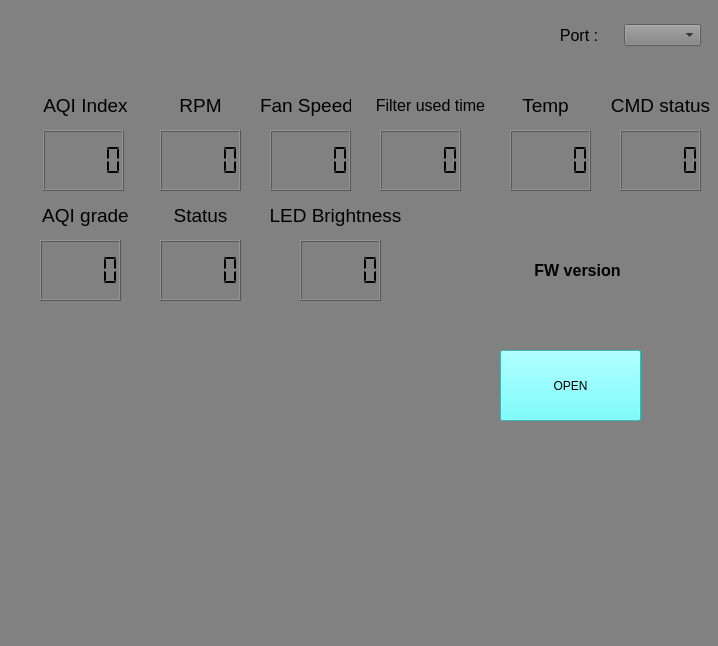
idealdove/HelloTool, file interface.ui: the form before one commit.
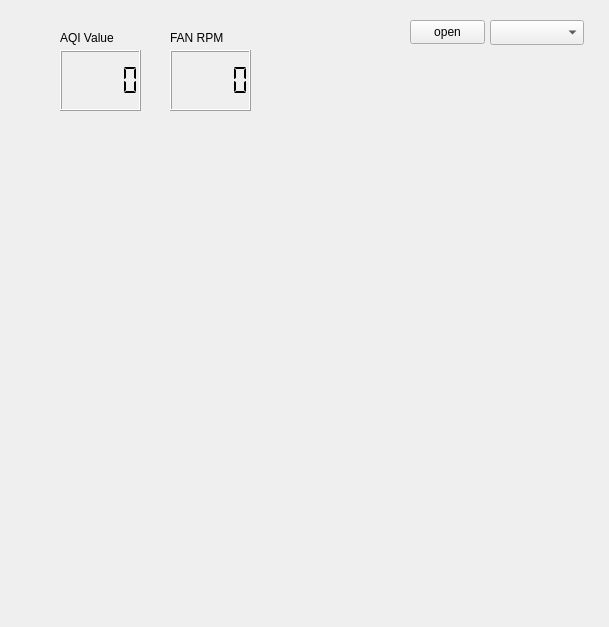
The form after the commit. Custom widgets are drawn as their Qt base class.

Commit message: graph for AQI value, RPM

The edit to the form file:
```diff
--- a/interface.ui
+++ b/interface.ui
@@ -6,665 +6,65 @@
    <rect>
     <x>0</x>
     <y>0</y>
-    <width>718</width>
-    <height>646</height>
+    <width>609</width>
+    <height>627</height>
    </rect>
   </property>
-  <property name="palette">
-   <palette>
-    <active>
-     <colorrole role="WindowText">
-      <brush brushstyle="SolidPattern">
-       <color alpha="255">
-        <red>255</red>
-        <green>255</green>
-        <blue>255</blue>
-       </color>
-      </brush>
-     </colorrole>
-     <colorrole role="Button">
-      <brush brushstyle="SolidPattern">
-       <color alpha="255">
-        <red>129</red>
-        <green>129</green>
-        <blue>129</blue>
-       </color>
-      </brush>
-     </colorrole>
-     <colorrole role="Light">
-      <brush brushstyle="SolidPattern">
-       <color alpha="255">
-        <red>0</red>
-        <green>0</green>
-        <blue>0</blue>
-       </color>
-      </brush>
-     </colorrole>
-     <colorrole role="Midlight">
-      <brush brushstyle="SolidPattern">
-       <color alpha="255">
-        <red>0</red>
-        <green>0</green>
-        <blue>0</blue>
-       </color>
-      </brush>
-     </colorrole>
-     <colorrole role="Dark">
-      <brush brushstyle="SolidPattern">
-       <color alpha="255">
-        <red>0</red>
-        <green>0</green>
-        <blue>0</blue>
-       </color>
-      </brush>
-     </colorrole>
-     <colorrole role="Mid">
-      <brush brushstyle="SolidPattern">
-       <color alpha="255">
-        <red>0</red>
-        <green>0</green>
-        <blue>0</blue>
-       </color>
-      </brush>
-     </colorrole>
-     <colorrole role="Text">
-      <brush brushstyle="SolidPattern">
-       <color alpha="255">
-        <red>255</red>
-        <green>255</green>
-        <blue>255</blue>
-       </color>
-      </brush>
-     </colorrole>
-     <colorrole role="BrightText">
-      <brush brushstyle="SolidPattern">
-       <color alpha="255">
-        <red>255</red>
-        <green>255</green>
-        <blue>255</blue>
-       </color>
-      </brush>
-     </colorrole>
-     <colorrole role="ButtonText">
-      <brush brushstyle="SolidPattern">
-       <color alpha="255">
-        <red>0</red>
-        <green>0</green>
-        <blue>0</blue>
-       </color>
-      </brush>
-     </colorrole>
-     <colorrole role="Base">
-      <brush brushstyle="SolidPattern">
-       <color alpha="255">
-        <red>129</red>
-        <green>129</green>
-        <blue>129</blue>
-       </color>
-      </brush>
-     </colorrole>
-     <colorrole role="Window">
-      <brush brushstyle="SolidPattern">
-       <color alpha="255">
-        <red>129</red>
-        <green>129</green>
-        <blue>129</blue>
-       </color>
-      </brush>
-     </colorrole>
-     <colorrole role="Shadow">
-      <brush brushstyle="SolidPattern">
-       <color alpha="255">
-        <red>0</red>
-        <green>0</green>
-        <blue>0</blue>
-       </color>
-      </brush>
-     </colorrole>
-     <colorrole role="AlternateBase">
-      <brush brushstyle="SolidPattern">
-       <color alpha="255">
-        <red>0</red>
-        <green>0</green>
-        <blue>0</blue>
-       </color>
-      </brush>
-     </colorrole>
-     <colorrole role="ToolTipBase">
-      <brush brushstyle="SolidPattern">
-       <color alpha="255">
-        <red>255</red>
-        <green>255</green>
-        <blue>220</blue>
-       </color>
-      </brush>
-     </colorrole>
-     <colorrole role="ToolTipText">
-      <brush brushstyle="SolidPattern">
-       <color alpha="255">
-        <red>0</red>
-        <green>0</green>
-        <blue>0</blue>
-       </color>
-      </brush>
-     </colorrole>
-     <colorrole role="PlaceholderText">
-      <brush brushstyle="SolidPattern">
-       <color alpha="127">
-        <red>255</red>
-        <green>255</green>
-        <blue>255</blue>
-       </color>
-      </brush>
-     </colorrole>
-     <colorrole role="Accent">
-      <brush brushstyle="SolidPattern">
-       <color alpha="255">
-        <red>0</red>
-        <green>0</green>
-        <blue>0</blue>
-       </color>
-      </brush>
-     </colorrole>
-    </active>
-    <inactive>
-     <colorrole role="WindowText">
-      <brush brushstyle="SolidPattern">
-       <color alpha="255">
-        <red>255</red>
-        <green>255</green>
-        <blue>255</blue>
-       </color>
-      </brush>
-     </colorrole>
-     <colorrole role="Button">
-      <brush brushstyle="SolidPattern">
-       <color alpha="255">
-        <red>129</red>
-        <green>129</green>
-        <blue>129</blue>
-       </color>
-      </brush>
-     </colorrole>
-     <colorrole role="Light">
-      <brush brushstyle="SolidPattern">
-       <color alpha="255">
-        <red>0</red>
-        <green>0</green>
-        <blue>0</blue>
-       </color>
-      </brush>
-     </colorrole>
-     <colorrole role="Midlight">
-      <brush brushstyle="SolidPattern">
-       <color alpha="255">
-        <red>0</red>
-        <green>0</green>
-        <blue>0</blue>
-       </color>
-      </brush>
-     </colorrole>
-     <colorrole role="Dark">
-      <brush brushstyle="SolidPattern">
-       <color alpha="255">
-        <red>0</red>
-        <green>0</green>
-        <blue>0</blue>
-       </color>
-      </brush>
-     </colorrole>
-     <colorrole role="Mid">
-      <brush brushstyle="SolidPattern">
-       <color alpha="255">
-        <red>0</red>
-        <green>0</green>
-        <blue>0</blue>
-       </color>
-      </brush>
-     </colorrole>
-     <colorrole role="Text">
-      <brush brushstyle="SolidPattern">
-       <color alpha="255">
-        <red>255</red>
-        <green>255</green>
-        <blue>255</blue>
-       </color>
-      </brush>
-     </colorrole>
-     <colorrole role="BrightText">
-      <brush brushstyle="SolidPattern">
-       <color alpha="255">
-        <red>255</red>
-        <green>255</green>
-        <blue>255</blue>
-       </color>
-      </brush>
-     </colorrole>
-     <colorrole role="ButtonText">
-      <brush brushstyle="SolidPattern">
-       <color alpha="255">
-        <red>0</red>
-        <green>0</green>
-        <blue>0</blue>
-       </color>
-      </brush>
-     </colorrole>
-     <colorrole role="Base">
-      <brush brushstyle="SolidPattern">
-       <color alpha="255">
-        <red>129</red>
-        <green>129</green>
-        <blue>129</blue>
-       </color>
-      </brush>
-     </colorrole>
-     <colorrole role="Window">
-      <brush brushstyle="SolidPattern">
-       <color alpha="255">
-        <red>129</red>
-        <green>129</green>
-        <blue>129</blue>
-       </color>
-      </brush>
-     </colorrole>
-     <colorrole role="Shadow">
-      <brush brushstyle="SolidPattern">
-       <color alpha="255">
-        <red>0</red>
-        <green>0</green>
-        <blue>0</blue>
-       </color>
-      </brush>
-     </colorrole>
-     <colorrole role="AlternateBase">
-      <brush brushstyle="SolidPattern">
-       <color alpha="255">
-        <red>0</red>
-        <green>0</green>
-        <blue>0</blue>
-       </color>
-      </brush>
-     </colorrole>
-     <colorrole role="ToolTipBase">
-      <brush brushstyle="SolidPattern">
-       <color alpha="255">
-        <red>255</red>
-        <green>255</green>
-        <blue>220</blue>
-       </color>
-      </brush>
-     </colorrole>
-     <colorrole role="ToolTipText">
-      <brush brushstyle="SolidPattern">
-       <color alpha="255">
-        <red>0</red>
-        <green>0</green>
-        <blue>0</blue>
-       </color>
-      </brush>
-     </colorrole>
-     <colorrole role="PlaceholderText">
-      <brush brushstyle="SolidPattern">
-       <color alpha="127">
-        <red>255</red>
-        <green>255</green>
-        <blue>255</blue>
-       </color>
-      </brush>
-     </colorrole>
-     <colorrole role="Accent">
-      <brush brushstyle="SolidPattern">
-       <color alpha="255">
-        <red>0</red>
-        <green>0</green>
-        <blue>0</blue>
-       </color>
-      </brush>
-     </colorrole>
-    </inactive>
-    <disabled>
-     <colorrole role="WindowText">
-      <brush brushstyle="SolidPattern">
-       <color alpha="255">
-        <red>0</red>
-        <green>0</green>
-        <blue>0</blue>
-       </color>
-      </brush>
-     </colorrole>
-     <colorrole role="Button">
-      <brush brushstyle="SolidPattern">
-       <color alpha="255">
-        <red>129</red>
-        <green>129</green>
-        <blue>129</blue>
-       </color>
-      </brush>
-     </colorrole>
-     <colorrole role="Light">
-      <brush brushstyle="SolidPattern">
-       <color alpha="255">
-        <red>0</red>
-        <green>0</green>
-        <blue>0</blue>
-       </color>
-      </brush>
-     </colorrole>
-     <colorrole role="Midlight">
-      <brush brushstyle="SolidPattern">
-       <color alpha="255">
-        <red>0</red>
-        <green>0</green>
-        <blue>0</blue>
-       </color>
-      </brush>
-     </colorrole>
-     <colorrole role="Dark">
-      <brush brushstyle="SolidPattern">
-       <color alpha="255">
-        <red>0</red>
-        <green>0</green>
-        <blue>0</blue>
-       </color>
-      </brush>
-     </colorrole>
-     <colorrole role="Mid">
-      <brush brushstyle="SolidPattern">
-       <color alpha="255">
-        <red>0</red>
-        <green>0</green>
-        <blue>0</blue>
-       </color>
-      </brush>
-     </colorrole>
-     <colorrole role="Text">
-      <brush brushstyle="SolidPattern">
-       <color alpha="255">
-        <red>0</red>
-        <green>0</green>
-        <blue>0</blue>
-       </color>
-      </brush>
-     </colorrole>
-     <colorrole role="BrightText">
-      <brush brushstyle="SolidPattern">
-       <color alpha="255">
-        <red>255</red>
-        <green>255</green>
-        <blue>255</blue>
-       </color>
-      </brush>
-     </colorrole>
-     <colorrole role="ButtonText">
-      <brush brushstyle="SolidPattern">
-       <color alpha="255">
-        <red>0</red>
-        <green>0</green>
-        <blue>0</blue>
-       </color>
-      </brush>
-     </colorrole>
-     <colorrole role="Base">
-      <brush brushstyle="SolidPattern">
-       <color alpha="255">
-        <red>129</red>
-        <green>129</green>
-        <blue>129</blue>
-       </color>
-      </brush>
-     </colorrole>
-     <colorrole role="Window">
-      <brush brushstyle="SolidPattern">
-       <color alpha="255">
-        <red>129</red>
-        <green>129</green>
-        <blue>129</blue>
-       </color>
-      </brush>
-     </colorrole>
-     <colorrole role="Shadow">
-      <brush brushstyle="SolidPattern">
-       <color alpha="255">
-        <red>0</red>
-        <green>0</green>
-        <blue>0</blue>
-       </color>
-      </brush>
-     </colorrole>
-     <colorrole role="AlternateBase">
-      <brush brushstyle="SolidPattern">
-       <color alpha="255">
-        <red>0</red>
-        <green>0</green>
-        <blue>0</blue>
-       </color>
-      </brush>
-     </colorrole>
-     <colorrole role="ToolTipBase">
-      <brush brushstyle="SolidPattern">
-       <color alpha="255">
-        <red>255</red>
-        <green>255</green>
-        <blue>220</blue>
-       </color>
-      </brush>
-     </colorrole>
-     <colorrole role="ToolTipText">
-      <brush brushstyle="SolidPattern">
-       <color alpha="255">
-        <red>0</red>
-        <green>0</green>
-        <blue>0</blue>
-       </color>
-      </brush>
-     </colorrole>
-     <colorrole role="PlaceholderText">
-      <brush brushstyle="SolidPattern">
-       <color alpha="127">
-        <red>0</red>
-        <green>0</green>
-        <blue>0</blue>
-       </color>
-      </brush>
-     </colorrole>
-     <colorrole role="Accent">
-      <brush brushstyle="SolidPattern">
-       <color alpha="255">
-        <red>0</red>
-        <green>0</green>
-        <blue>0</blue>
-       </color>
-      </brush>
-     </colorrole>
-    </disabled>
-   </palette>
-  </property>
   <property name="windowTitle">
    <string>Form</string>
   </property>
-  <property name="styleSheet">
-   <string notr="true">background-color: rgb(129, 129, 129);</string>
-  </property>
-  <widget class="QLabel" name="label_touch_filter">
+  <widget class="PlotWidget" name="Graph1" native="true">
    <property name="geometry">
     <rect>
-     <x>260</x>
-     <y>90</y>
-     <width>91</width>
-     <height>31</height>
+     <x>60</x>
+     <y>150</y>
+     <width>471</width>
+     <height>201</height>
     </rect>
    </property>
-   <property name="text">
-    <string>&lt;html&gt;&lt;head/&gt;&lt;body&gt;&lt;p align=&quot;center&quot;&gt;&lt;span style=&quot; font-size:14pt;&quot;&gt;Fan Speed&lt;/span&gt;&lt;/p&gt;&lt;/body&gt;&lt;/html&gt;</string>
-   </property>
   </widget>
-  <widget class="QLabel" name="label_touch_mode">
+  <widget class="PlotWidget" name="Graph2" native="true">
    <property name="geometry">
     <rect>
-     <x>40</x>
-     <y>90</y>
-     <width>91</width>
-     <height>31</height>
+     <x>60</x>
+     <y>390</y>
+     <width>471</width>
+     <height>201</height>
     </rect>
    </property>
-   <property name="text">
-    <string>&lt;html&gt;&lt;head/&gt;&lt;body&gt;&lt;p align=&quot;center&quot;&gt;&lt;span style=&quot; font-size:14pt;&quot;&gt;AQI Index&lt;/span&gt;&lt;/p&gt;&lt;/body&gt;&lt;/html&gt;</string>
-   </property>
-  </widget>
-  <widget class="QLabel" name="label_touch_display">
-   <property name="geometry">
-    <rect>
-     <x>140</x>
-     <y>90</y>
-     <width>121</width>
-     <height>31</height>
-    </rect>
-   </property>
-   <property name="text">
-    <string>&lt;html&gt;&lt;head/&gt;&lt;body&gt;&lt;p align=&quot;center&quot;&gt;&lt;span style=&quot; font-size:14pt;&quot;&gt;RPM&lt;/span&gt;&lt;/p&gt;&lt;/body&gt;&lt;/html&gt;</string>
-   </property>
-  </widget>
-  <widget class="QLabel" name="label_touch_power">
-   <property name="geometry">
-    <rect>
-     <x>370</x>
-     <y>90</y>
-     <width>121</width>
-     <height>31</height>
-    </rect>
-   </property>
-   <property name="text">
-    <string>&lt;html&gt;&lt;head/&gt;&lt;body&gt;&lt;p align=&quot;center&quot;&gt;&lt;span style=&quot; font-size:12pt;&quot;&gt;Filter used time&lt;/span&gt;&lt;/p&gt;&lt;/body&gt;&lt;/html&gt;</string>
-   </property>
-  </widget>
-  <widget class="QLCDNumber" name="lcdNumber_aqi_index">
-   <property name="geometry">
-    <rect>
-     <x>43</x>
-     <y>130</y>
-     <width>81</width>
-     <height>61</height>
-    </rect>
-   </property>
-   <property name="styleSheet">
-    <string notr="true">font: 14pt &quot;맑은 고딕&quot;;</string>
-   </property>
-   <property name="segmentStyle">
-    <enum>QLCDNumber::SegmentStyle::Flat</enum>
-   </property>
-  </widget>
-  <widget class="QLCDNumber" name="lcdNumber_rpm">
-   <property name="geometry">
-    <rect>
-     <x>160</x>
-     <y>130</y>
-     <width>81</width>
-     <height>61</height>
-    </rect>
-   </property>
-   <property name="styleSheet">
-    <string notr="true">font: 14pt &quot;맑은 고딕&quot;;</string>
-   </property>
-   <property name="segmentStyle">
-    <enum>QLCDNumber::SegmentStyle::Flat</enum>
-   </property>
-  </widget>
-  <widget class="QLCDNumber" name="lcdNumber_fan_speed">
-   <property name="geometry">
-    <rect>
-     <x>270</x>
-     <y>130</y>
-     <width>81</width>
-     <height>61</height>
-    </rect>
-   </property>
-   <property name="styleSheet">
-    <string notr="true">font: 14pt &quot;맑은 고딕&quot;;</string>
-   </property>
-   <property name="segmentStyle">
-    <enum>QLCDNumber::SegmentStyle::Flat</enum>
-   </property>
-  </widget>
-  <widget class="QLCDNumber" name="lcdNumber_filter_time">
-   <property name="geometry">
-    <rect>
-     <x>380</x>
-     <y>130</y>
-     <width>81</width>
-     <height>61</height>
-    </rect>
-   </property>
-   <property name="styleSheet">
-    <string notr="true">font: 14pt &quot;맑은 고딕&quot;;</string>
-   </property>
-   <property name="segmentStyle">
-    <enum>QLCDNumber::SegmentStyle::Flat</enum>
-   </property>
-  </widget>
-  <widget class="QWidget" name="layoutWidget">
-   <property name="geometry">
-    <rect>
-     <x>540</x>
-     <y>20</y>
-     <width>161</width>
-     <height>31</height>
-    </rect>
-   </property>
-   <layout class="QHBoxLayout" name="horizontalLayout">
-    <item>
-     <widget class="QLabel" name="label_port_name">
-      <property name="text">
-       <string>&lt;html&gt;&lt;head/&gt;&lt;body&gt;&lt;p align=&quot;center&quot;&gt;&lt;span style=&quot; font-size:12pt;&quot;&gt;Port :&lt;/span&gt;&lt;/p&gt;&lt;/body&gt;&lt;/html&gt;</string>
-      </property>
-     </widget>
-    </item>
-    <item>
-     <widget class="QComboBox" name="comboBox_port">
-      <property name="styleSheet">
-       <string notr="true">font: 700 12pt &quot;맑은 고딕&quot;;
-color: rgb(0, 0, 0);</string>
-      </property>
-     </widget>
-    </item>
-   </layout>
   </widget>
   <widget class="QPushButton" name="pushButton_open">
    <property name="geometry">
     <rect>
-     <x>500</x>
-     <y>350</y>
-     <width>141</width>
-     <height>71</height>
+     <x>410</x>
+     <y>20</y>
+     <width>75</width>
+     <height>24</height>
     </rect>
    </property>
-   <property name="styleSheet">
-    <string notr="true">background-color: rgb(85, 255, 255);</string>
-   </property>
    <property name="text">
-    <string>OPEN</string>
+    <string>open</string>
    </property>
   </widget>
-  <widget class="QLCDNumber" name="lcdNumber_command_status">
+  <widget class="QComboBox" name="comboBox_port">
    <property name="geometry">
     <rect>
-     <x>620</x>
-     <y>130</y>
-     <width>81</width>
-     <height>61</height>
+     <x>490</x>
+     <y>20</y>
+     <width>94</width>
+     <height>25</height>
     </rect>
    </property>
    <property name="styleSheet">
-    <string notr="true">font: 14pt &quot;맑은 고딕&quot;;</string>
+    <string notr="true">font: 700 12pt &quot;맑은 고딕&quot;;
+color: rgb(0, 0, 0);</string>
    </property>
-   <property name="segmentStyle">
-    <enum>QLCDNumber::SegmentStyle::Flat</enum>
-   </property>
   </widget>
   <widget class="QLCDNumber" name="lcdNumber_temperature">
    <property name="geometry">
     <rect>
-     <x>510</x>
-     <y>130</y>
+     <x>60</x>
+     <y>50</y>
      <width>81</width>
      <height>61</height>
     </rect>
@@ -676,50 +76,11 @@
     <enum>QLCDNumber::SegmentStyle::Flat</enum>
    </property>
   </widget>
-  <widget class="QLabel" name="label_touch_filter_2">
+  <widget class="QLCDNumber" name="lcdNumber_rpm">
    <property name="geometry">
     <rect>
-     <x>500</x>
-     <y>90</y>
-     <width>91</width>
-     <height>31</height>
-    </rect>
-   </property>
-   <property name="text">
-    <string>&lt;html&gt;&lt;head/&gt;&lt;body&gt;&lt;p align=&quot;center&quot;&gt;&lt;span style=&quot; font-size:14pt;&quot;&gt;Temp&lt;/span&gt;&lt;/p&gt;&lt;/body&gt;&lt;/html&gt;</string>
-   </property>
-  </widget>
-  <widget class="QLabel" name="label_touch_power_2">
-   <property name="geometry">
-    <rect>
-     <x>610</x>
-     <y>90</y>
-     <width>101</width>
-     <height>31</height>
-    </rect>
-   </property>
-   <property name="text">
-    <string>&lt;html&gt;&lt;head/&gt;&lt;body&gt;&lt;p align=&quot;center&quot;&gt;&lt;span style=&quot; font-size:14pt;&quot;&gt;CMD status&lt;/span&gt;&lt;/p&gt;&lt;/body&gt;&lt;/html&gt;</string>
-   </property>
-  </widget>
-  <widget class="QLabel" name="label_touch_mode_2">
-   <property name="geometry">
-    <rect>
-     <x>40</x>
-     <y>200</y>
-     <width>91</width>
-     <height>31</height>
-    </rect>
-   </property>
-   <property name="text">
-    <string>&lt;html&gt;&lt;head/&gt;&lt;body&gt;&lt;p align=&quot;center&quot;&gt;&lt;span style=&quot; font-size:14pt;&quot;&gt;AQI grade&lt;/span&gt;&lt;/p&gt;&lt;/body&gt;&lt;/html&gt;</string>
-   </property>
-  </widget>
-  <widget class="QLCDNumber" name="lcdNumber_aqi_grade">
-   <property name="geometry">
-    <rect>
-     <x>40</x>
-     <y>240</y>
+     <x>170</x>
+     <y>50</y>
      <width>81</width>
      <height>61</height>
     </rect>
@@ -734,72 +95,27 @@
   <widget class="QLabel" name="label_touch_power_3">
    <property name="geometry">
     <rect>
-     <x>150</x>
-     <y>200</y>
-     <width>101</width>
-     <height>31</height>
-    </rect>
-   </property>
-   <property name="text">
-    <string>&lt;html&gt;&lt;head/&gt;&lt;body&gt;&lt;p align=&quot;center&quot;&gt;&lt;span style=&quot; font-size:14pt;&quot;&gt;Status&lt;/span&gt;&lt;/p&gt;&lt;/body&gt;&lt;/html&gt;</string>
-   </property>
-  </widget>
-  <widget class="QLCDNumber" name="lcdNumber_status">
-   <property name="geometry">
-    <rect>
-     <x>160</x>
-     <y>240</y>
+     <x>60</x>
+     <y>30</y>
      <width>81</width>
-     <height>61</height>
+     <height>16</height>
     </rect>
    </property>
-   <property name="styleSheet">
-    <string notr="true">font: 14pt &quot;맑은 고딕&quot;;</string>
-   </property>
-   <property name="segmentStyle">
-    <enum>QLCDNumber::SegmentStyle::Flat</enum>
-   </property>
-  </widget>
-  <widget class="QLabel" name="label_touch_power_4">
-   <property name="geometry">
-    <rect>
-     <x>260</x>
-     <y>200</y>
-     <width>151</width>
-     <height>31</height>
-    </rect>
-   </property>
    <property name="text">
-    <string>&lt;html&gt;&lt;head/&gt;&lt;body&gt;&lt;p align=&quot;center&quot;&gt;&lt;span style=&quot; font-size:14pt;&quot;&gt;LED Brightness&lt;/span&gt;&lt;/p&gt;&lt;/body&gt;&lt;/html&gt;</string>
+    <string>AQI Value</string>
    </property>
   </widget>
-  <widget class="QLCDNumber" name="lcdNumber_led_brightness">
+  <widget class="QLabel" name="label_2">
    <property name="geometry">
     <rect>
-     <x>300</x>
-     <y>240</y>
+     <x>170</x>
+     <y>30</y>
      <width>81</width>
-     <height>61</height>
+     <height>16</height>
     </rect>
    </property>
-   <property name="styleSheet">
-    <string notr="true">font: 14pt &quot;맑은 고딕&quot;;</string>
-   </property>
-   <property name="segmentStyle">
-    <enum>QLCDNumber::SegmentStyle::Flat</enum>
-   </property>
-  </widget>
-  <widget class="QLabel" name="label_fw_version">
-   <property name="geometry">
-    <rect>
-     <x>477</x>
-     <y>250</y>
-     <width>201</width>
-     <height>41</height>
-    </rect>
-   </property>
    <property name="text">
-    <string>&lt;html&gt;&lt;head/&gt;&lt;body&gt;&lt;p align=&quot;center&quot;&gt;&lt;span style=&quot; font-size:12pt; font-weight:700;&quot;&gt;FW version&lt;/span&gt;&lt;/p&gt;&lt;/body&gt;&lt;/html&gt;</string>
+    <string>FAN RPM</string>
    </property>
   </widget>
   <zorder>layoutWidget</zorder>
@@ -824,12 +140,14 @@
   <zorder>lcdNumber_led_brightness</zorder>
   <zorder>label_fw_version</zorder>
  </widget>
- <resources>
-  <include location="mode.qrc"/>
-  <include location="fan_auto.qrc"/>
-  <include location="power.qrc"/>
-  <include location="filter.qrc"/>
-  <include location="display.qrc"/>
- </resources>
+ <customwidgets>
+  <customwidget>
+   <class>PlotWidget</class>
+   <extends>QWidget</extends>
+   <header location="global">pyqtgraph</header>
+   <container>1</container>
+  </customwidget>
+ </customwidgets>
+ <resources/>
  <connections/>
 </ui>
```
Left out of the diff: 25 changed lines with no effect on the pictures. The commit also changes 2 other files.
